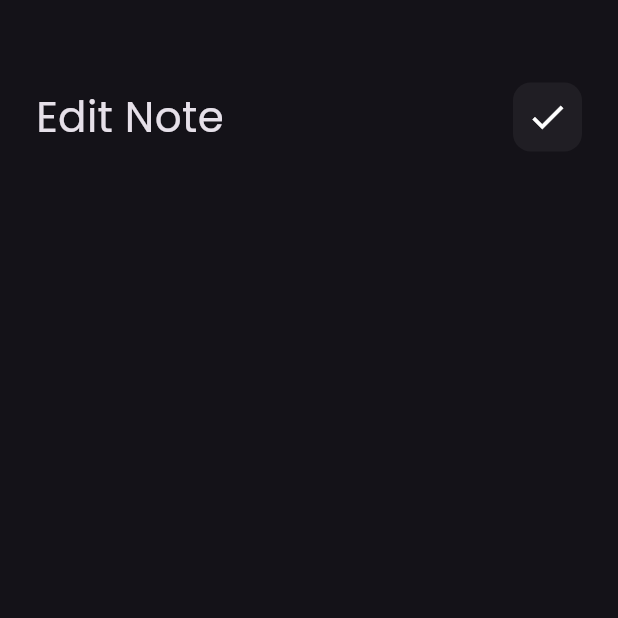
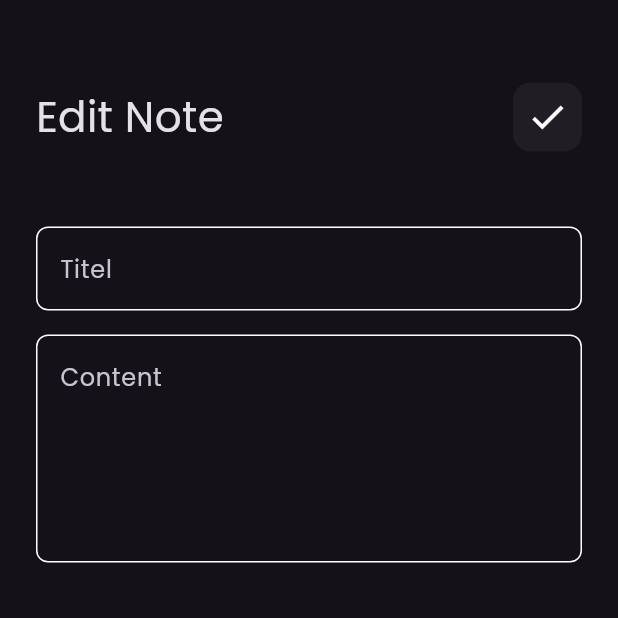
Before and after one commit to kareemsalah720/notes_app, a Flutter app: the EditNoteView screen opened directly, on a phone screen of 412 x 824 dp, the top half of it. Run offline on Flutter 3.47's test engine with Material 3 defaults, Android fonts, the phone set to English and light mode, and no system bars.

Commit message:
edit note view ui done

```diff
--- a/lib/widgets/edit_note_view_body.dart
+++ b/lib/widgets/edit_note_view_body.dart
@@ -1,5 +1,6 @@
 import 'package:flutter/material.dart';
 import 'package:notes/widgets/custom_app_bar.dart';
+import 'package:notes/widgets/custom_text_field.dart';
 
 class EditNoteViewBody extends StatelessWidget {
   const EditNoteViewBody({super.key});
@@ -7,18 +8,30 @@ class EditNoteViewBody extends StatelessWidget {
   @override
   Widget build(BuildContext context) {
     return const Padding(
-      padding:  EdgeInsets.symmetric(horizontal: 24),
-      child:  Column(
+      padding: EdgeInsets.symmetric(horizontal: 24),
+      child: Column(
         children: [
-          SizedBox(height: 55,),
+          SizedBox(
+            height: 55,
+          ),
           CustomAppbar(
             titel: 'Edit Note',
             icon: Icons.check,
-
-
+          ),
+          SizedBox(
+            height: 50,
+          ),
+          CustomTextField(
+            hint: 'Titel',
+          ),
+          SizedBox(
+            height: 16,
+          ),
+          CustomTextField(
+            hint: 'Content',
+            maxLines: 5,
           ),
         ],
-
       ),
     );
   }
```
